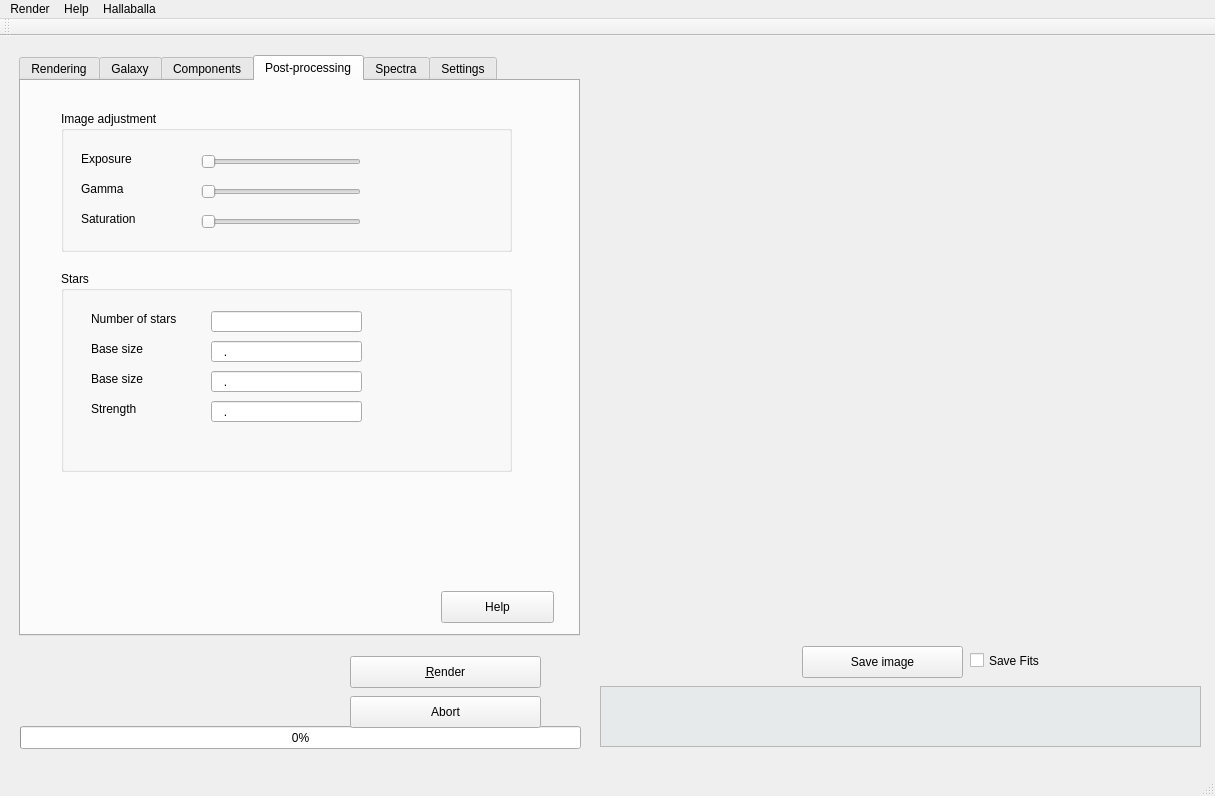
leuat/gamer, file mainwindow.ui: the form before one commit.
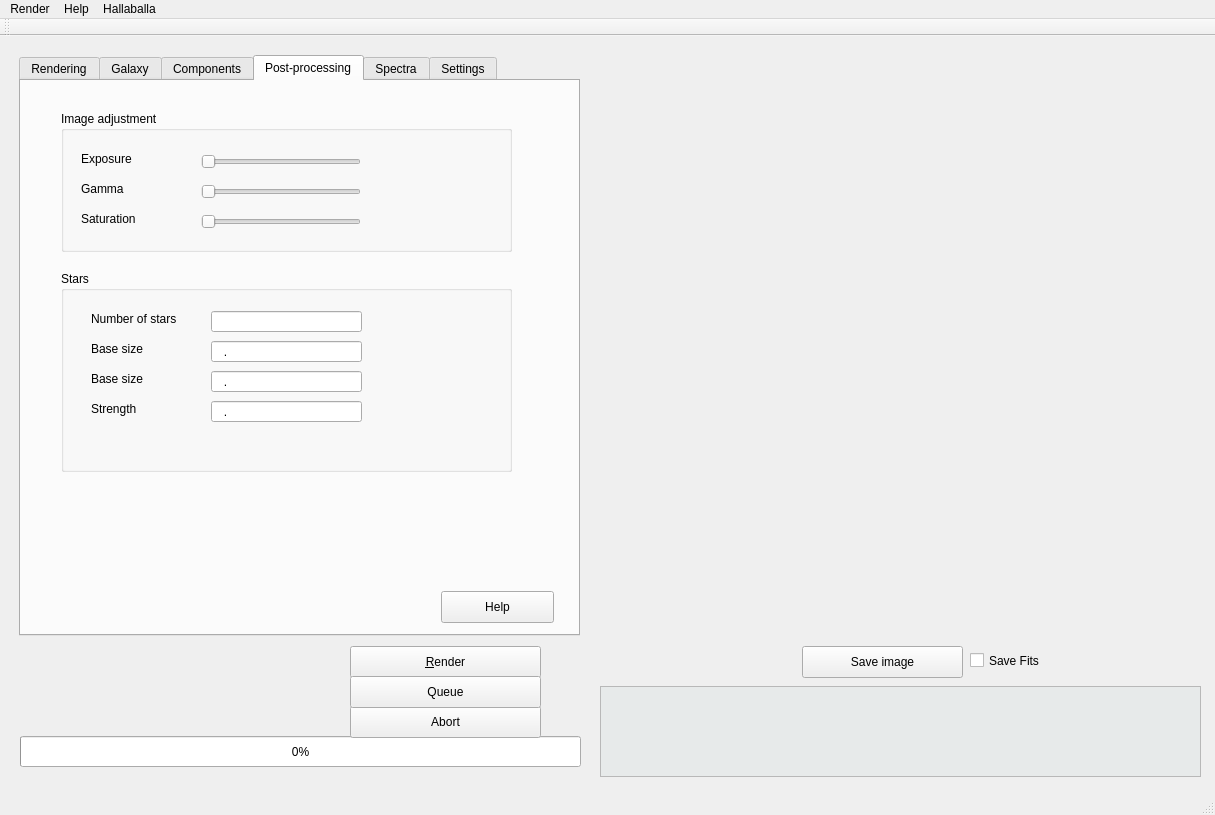
The form after the commit. Icons and pictures are not drawn. Custom widgets are drawn as their Qt base class.

What changed in the file:
```diff
--- a/mainwindow.ui
+++ b/mainwindow.ui
@@ -10,7 +10,7 @@
     <x>0</x>
     <y>0</y>
     <width>1215</width>
-    <height>796</height>
+    <height>815</height>
    </rect>
   </property>
   <property name="windowTitle">
@@ -1436,7 +1436,7 @@
     <property name="geometry">
      <rect>
       <x>350</x>
-      <y>620</y>
+      <y>610</y>
       <width>191</width>
       <height>32</height>
      </rect>
@@ -1449,9 +1449,9 @@
     <property name="geometry">
      <rect>
       <x>20</x>
-      <y>690</y>
+      <y>700</y>
       <width>561</width>
-      <height>23</height>
+      <height>31</height>
      </rect>
     </property>
     <property name="maximum">
@@ -1465,7 +1465,7 @@
     <property name="geometry">
      <rect>
       <x>350</x>
-      <y>660</y>
+      <y>670</y>
       <width>191</width>
       <height>32</height>
      </rect>
@@ -1480,7 +1480,7 @@
       <x>600</x>
       <y>650</y>
       <width>601</width>
-      <height>61</height>
+      <height>91</height>
      </rect>
     </property>
     <property name="palette">
@@ -1560,7 +1560,7 @@
     <property name="geometry">
      <rect>
       <x>20</x>
-      <y>710</y>
+      <y>720</y>
       <width>271</width>
       <height>20</height>
      </rect>
@@ -1585,6 +1585,19 @@
      <string>Save Fits</string>
     </property>
    </widget>
+   <widget class="QPushButton" name="btnQueue">
+    <property name="geometry">
+     <rect>
+      <x>350</x>
+      <y>640</y>
+      <width>191</width>
+      <height>32</height>
+     </rect>
+    </property>
+    <property name="text">
+     <string>Queue</string>
+    </property>
+   </widget>
   </widget>
   <widget class="QMenuBar" name="menuBar">
    <property name="geometry">
```
